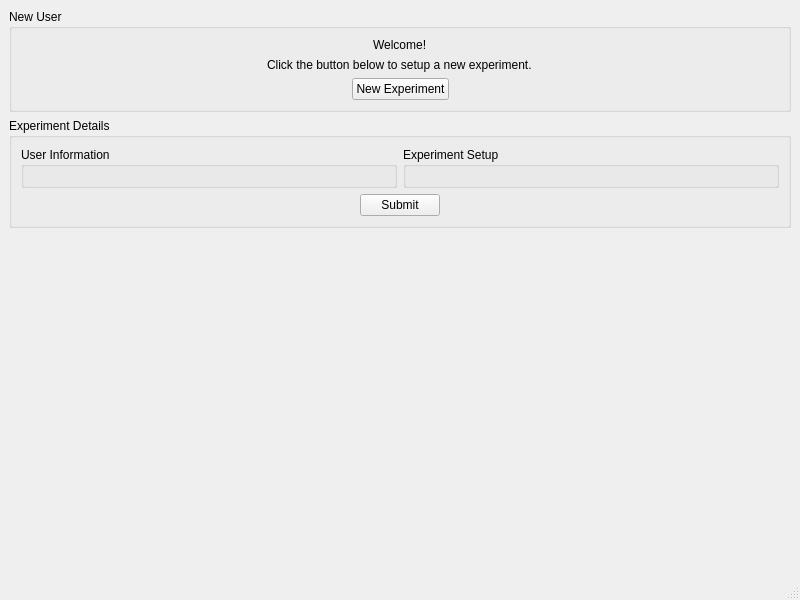
parallax-xallaraq/ObjectTrackMatrix, file ObjectTrackMatrix/MainWindow.ui: the form before one commit.
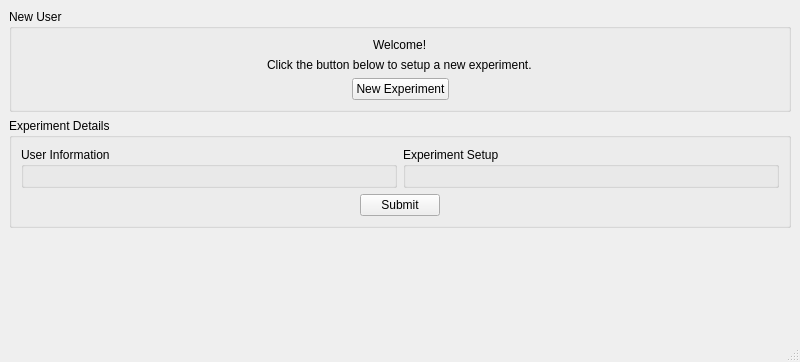
The form after the commit. Custom widgets are drawn as their Qt base class.

Commit message: resize main window

Patch:
```diff
--- a/ObjectTrackMatrix/MainWindow.ui
+++ b/ObjectTrackMatrix/MainWindow.ui
@@ -7,7 +7,7 @@
     <x>0</x>
     <y>0</y>
     <width>800</width>
-    <height>600</height>
+    <height>362</height>
    </rect>
   </property>
   <property name="windowTitle">
```
The commit also changes 3 other files.
